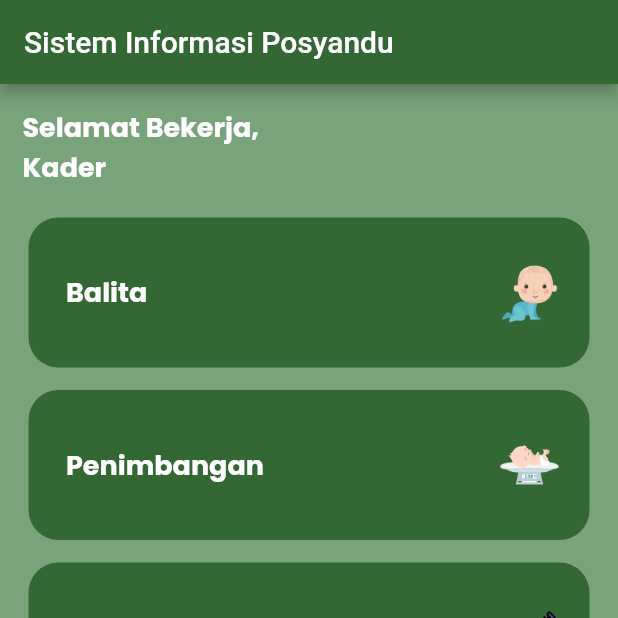
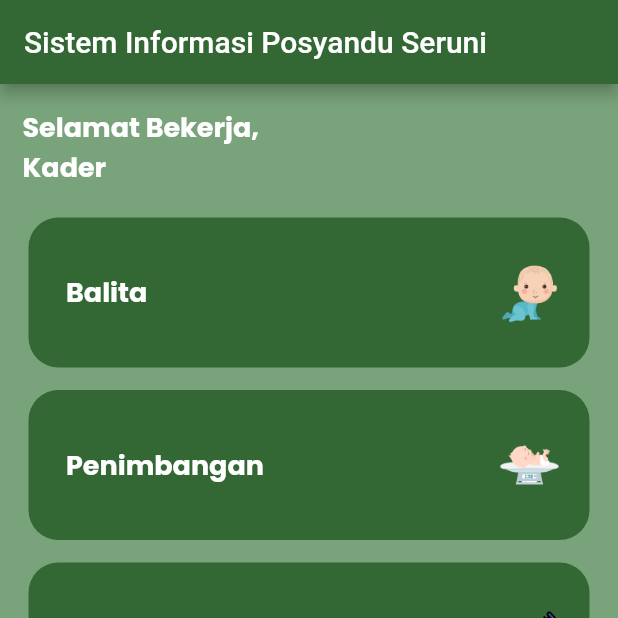
Before and after one commit to Fadhlurrahman27/project, a Flutter app: the screen it shows once a user with an empty profile is signed in, on a phone screen of 412 x 824 dp, the top half of it. Run offline on Flutter 3.47's test engine with Material 2 defaults, Android fonts, the light colour scheme and no system bars; our stand-ins replace cloud_firestore, firebase_auth, firebase_core, get, google_fonts, youtube_player_flutter; missing offline and left inert: material_dialogs; accounts and stored records are empty.

Commit message:
Update Nama Posyandu

```diff
--- a/lib/pages/home_page.dart
+++ b/lib/pages/home_page.dart
@@ -25,7 +25,7 @@ class _homeState extends State<home> {
       backgroundColor: Color.fromARGB(255, 121, 163, 122),
       appBar: AppBar(
         backgroundColor: Color.fromARGB(255, 51, 104, 53),
-        title: Text('Sistem Informasi Posyandu'),
+        title: Text('Sistem Informasi Posyandu Seruni'),
       ),
       body: SafeArea(
         child: SingleChildScrollView(
```
